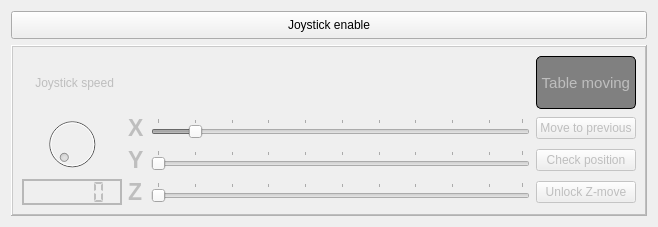
This is UniDAQ/QT_Designer_UI/table_control.ui in Chilldose/COMET as Qt 5 draws it before an edit. The edited form follows.
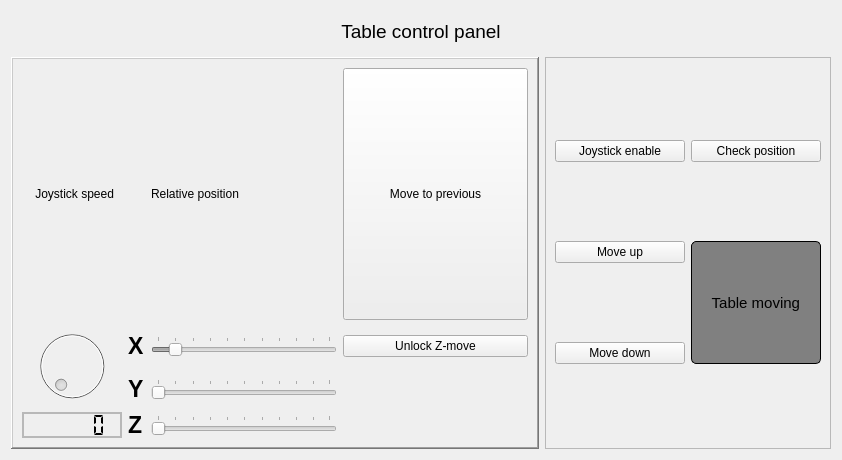
This is the edited form. Icons and pictures are not drawn.

```diff
--- a/UniDAQ/QT_Designer_UI/table_control.ui
+++ b/UniDAQ/QT_Designer_UI/table_control.ui
@@ -6,42 +6,25 @@
    <rect>
     <x>0</x>
     <y>0</y>
-    <width>658</width>
-    <height>227</height>
+    <width>842</width>
+    <height>460</height>
    </rect>
   </property>
   <property name="windowTitle">
    <string>Form</string>
   </property>
-  <layout class="QGridLayout" name="gridLayout_2">
-   <item row="0" column="0">
-    <widget class="QPushButton" name="Enable_table">
-     <property name="minimumSize">
-      <size>
-       <width>93</width>
-       <height>28</height>
-      </size>
-     </property>
-     <property name="text">
-      <string>Joystick enable</string>
-     </property>
-     <property name="checkable">
-      <bool>true</bool>
-     </property>
-     <property name="checked">
-      <bool>false</bool>
-     </property>
-    </widget>
-   </item>
+  <layout class="QVBoxLayout" name="verticalLayout">
+   <item>
+    <layout class="QGridLayout" name="gridLayout_3">
    <item row="1" column="0">
     <widget class="QFrame" name="frame">
      <property name="enabled">
-      <bool>false</bool>
+        <bool>true</bool>
      </property>
      <property name="minimumSize">
       <size>
-       <width>571</width>
-       <height>142</height>
+         <width>0</width>
+         <height>0</height>
       </size>
      </property>
      <property name="styleSheet">
@@ -60,10 +43,79 @@
       <number>2</number>
      </property>
      <layout class="QGridLayout" name="gridLayout">
-      <item row="2" column="3">
-       <widget class="QPushButton" name="got_to_previous">
+        <item row="3" column="3">
+         <widget class="QLabel" name="chevron_up">
+          <property name="font">
+           <font>
+            <pointsize>8</pointsize>
+           </font>
+          </property>
         <property name="text">
-         <string>Move to previous</string>
+           <string/>
+          </property>
+          <property name="pixmap">
+           <pixmap resource="../images/svg_resources.qrc">:/up_chevron/chevron_up.svg</pixmap>
+          </property>
+          <property name="scaledContents">
+           <bool>true</bool>
+          </property>
+         </widget>
+        </item>
+        <item row="4" column="3">
+         <widget class="QLabel" name="chevron_down">
+          <property name="font">
+           <font>
+            <pointsize>7</pointsize>
+           </font>
+          </property>
+          <property name="text">
+           <string/>
+          </property>
+          <property name="textFormat">
+           <enum>Qt::RichText</enum>
+          </property>
+          <property name="pixmap">
+           <pixmap resource="../images/svg_resources.qrc">:/down_chevron/chevron_down.svg</pixmap>
+          </property>
+          <property name="scaledContents">
+           <bool>true</bool>
+          </property>
+         </widget>
+        </item>
+        <item row="2" column="1">
+         <widget class="QLabel" name="X_label">
+          <property name="font">
+           <font>
+            <pointsize>17</pointsize>
+            <weight>75</weight>
+            <bold>true</bold>
+           </font>
+          </property>
+          <property name="text">
+           <string>X</string>
+          </property>
+         </widget>
+        </item>
+        <item row="4" column="2">
+         <widget class="QSlider" name="z_move">
+          <property name="enabled">
+           <bool>false</bool>
+          </property>
+          <property name="orientation">
+           <enum>Qt::Horizontal</enum>
+          </property>
+          <property name="tickPosition">
+           <enum>QSlider::TicksAbove</enum>
+          </property>
+          <property name="tickInterval">
+           <number>10</number>
+          </property>
+         </widget>
+        </item>
+        <item row="1" column="0">
+         <widget class="QLabel" name="Rpoly_val">
+          <property name="text">
+           <string>    Joystick speed</string>
         </property>
        </widget>
       </item>
@@ -81,57 +133,25 @@
         </property>
        </widget>
       </item>
+        <item row="4" column="1">
+         <widget class="QLabel" name="Z_label">
+          <property name="font">
+           <font>
+            <pointsize>17</pointsize>
+            <weight>75</weight>
+            <bold>true</bold>
+           </font>
+          </property>
+          <property name="text">
+           <string>Z</string>
+          </property>
+         </widget>
+        </item>
       <item row="3" column="2">
        <widget class="QSlider" name="y_move">
-        <property name="orientation">
-         <enum>Qt::Horizontal</enum>
-        </property>
-        <property name="tickPosition">
-         <enum>QSlider::TicksAbove</enum>
-        </property>
-        <property name="tickInterval">
-         <number>10</number>
-        </property>
-       </widget>
-      </item>
-      <item row="2" column="0" rowspan="2">
-       <widget class="QDial" name="Table_speed">
-        <property name="minimum">
-         <number>0</number>
-        </property>
-        <property name="maximum">
-         <number>100</number>
-        </property>
-       </widget>
-      </item>
-      <item row="2" column="1">
-       <widget class="QLabel" name="X_label">
-        <property name="font">
-         <font>
-          <pointsize>17</pointsize>
-          <weight>75</weight>
-          <bold>true</bold>
-         </font>
-        </property>
-        <property name="text">
-         <string>X</string>
-        </property>
-       </widget>
-      </item>
-      <item row="2" column="2">
-       <widget class="QSlider" name="x_move">
-        <property name="minimum">
-         <number>0</number>
-        </property>
-        <property name="maximum">
-         <number>99</number>
-        </property>
-        <property name="value">
-         <number>10</number>
-        </property>
-        <property name="tracking">
-         <bool>true</bool>
-        </property>
+          <property name="enabled">
+           <bool>false</bool>
+          </property>
         <property name="orientation">
          <enum>Qt::Horizontal</enum>
         </property>
@@ -143,23 +163,6 @@
         </property>
        </widget>
       </item>
-      <item row="4" column="3">
-       <widget class="QPushButton" name="unlock_Z">
-        <property name="text">
-         <string>Unlock Z-move</string>
-        </property>
-        <property name="checkable">
-         <bool>true</bool>
-        </property>
-       </widget>
-      </item>
-      <item row="3" column="3">
-       <widget class="QPushButton" name="check_position">
-        <property name="text">
-         <string>Check position</string>
-        </property>
-       </widget>
-      </item>
       <item row="4" column="0">
        <widget class="QLCDNumber" name="Table_speed_indicator">
         <property name="lineWidth">
@@ -179,44 +182,178 @@
         </property>
        </widget>
       </item>
-      <item row="4" column="2">
-       <widget class="QSlider" name="z_move">
-        <property name="enabled">
-         <bool>false</bool>
-        </property>
-        <property name="orientation">
-         <enum>Qt::Horizontal</enum>
-        </property>
-        <property name="tickPosition">
-         <enum>QSlider::TicksAbove</enum>
-        </property>
-        <property name="tickInterval">
-         <number>10</number>
-        </property>
-       </widget>
-      </item>
-      <item row="4" column="1">
-       <widget class="QLabel" name="Z_label">
-        <property name="font">
-         <font>
-          <pointsize>17</pointsize>
-          <weight>75</weight>
-          <bold>true</bold>
-         </font>
-        </property>
+        <item row="2" column="3">
+         <widget class="QPushButton" name="unlock_Z">
+          <property name="minimumSize">
+           <size>
+            <width>130</width>
+            <height>0</height>
+           </size>
+          </property>
         <property name="text">
-         <string>Z</string>
-        </property>
-       </widget>
-      </item>
-      <item row="1" column="0">
-       <widget class="QLabel" name="Rpoly_val">
-        <property name="text">
-         <string>    Joystick speed</string>
+           <string>Unlock Z-move</string>
+          </property>
+          <property name="checkable">
+           <bool>true</bool>
         </property>
        </widget>
       </item>
       <item row="1" column="3">
+         <widget class="QPushButton" name="got_to_previous">
+          <property name="sizePolicy">
+           <sizepolicy hsizetype="MinimumExpanding" vsizetype="MinimumExpanding">
+            <horstretch>0</horstretch>
+            <verstretch>0</verstretch>
+           </sizepolicy>
+          </property>
+          <property name="minimumSize">
+           <size>
+            <width>130</width>
+            <height>0</height>
+           </size>
+          </property>
+          <property name="text">
+           <string>Move to previous</string>
+          </property>
+         </widget>
+        </item>
+        <item row="1" column="2">
+         <widget class="QLabel" name="relative_position_label">
+          <property name="text">
+           <string>Relative position</string>
+          </property>
+         </widget>
+        </item>
+        <item row="2" column="2">
+         <widget class="QSlider" name="x_move">
+          <property name="enabled">
+           <bool>false</bool>
+          </property>
+          <property name="minimum">
+           <number>0</number>
+          </property>
+          <property name="maximum">
+           <number>99</number>
+          </property>
+          <property name="value">
+           <number>10</number>
+          </property>
+          <property name="tracking">
+           <bool>true</bool>
+          </property>
+          <property name="orientation">
+           <enum>Qt::Horizontal</enum>
+          </property>
+          <property name="tickPosition">
+           <enum>QSlider::TicksAbove</enum>
+          </property>
+          <property name="tickInterval">
+           <number>10</number>
+          </property>
+         </widget>
+        </item>
+        <item row="2" column="0" rowspan="2">
+         <widget class="QDial" name="Table_speed">
+          <property name="enabled">
+           <bool>false</bool>
+          </property>
+          <property name="minimumSize">
+           <size>
+            <width>80</width>
+            <height>80</height>
+           </size>
+          </property>
+          <property name="minimum">
+           <number>0</number>
+          </property>
+          <property name="maximum">
+           <number>100</number>
+          </property>
+         </widget>
+        </item>
+       </layout>
+      </widget>
+     </item>
+     <item row="1" column="1">
+      <widget class="QFrame" name="Buttons_frame">
+       <property name="frameShape">
+        <enum>QFrame::StyledPanel</enum>
+       </property>
+       <property name="frameShadow">
+        <enum>QFrame::Raised</enum>
+       </property>
+       <layout class="QGridLayout" name="gridLayout_2">
+        <item row="0" column="0">
+         <widget class="QPushButton" name="Enable_table">
+          <property name="minimumSize">
+           <size>
+            <width>130</width>
+            <height>0</height>
+           </size>
+          </property>
+          <property name="text">
+           <string>Joystick enable</string>
+          </property>
+          <property name="checkable">
+           <bool>true</bool>
+          </property>
+          <property name="checked">
+           <bool>false</bool>
+          </property>
+         </widget>
+        </item>
+        <item row="0" column="1">
+         <widget class="QPushButton" name="check_position">
+          <property name="minimumSize">
+           <size>
+            <width>130</width>
+            <height>0</height>
+           </size>
+          </property>
+          <property name="text">
+           <string>Check position</string>
+          </property>
+         </widget>
+        </item>
+        <item row="1" column="0">
+         <widget class="QPushButton" name="move_up_button">
+          <property name="minimumSize">
+           <size>
+            <width>130</width>
+            <height>0</height>
+           </size>
+          </property>
+          <property name="text">
+           <string>Move up</string>
+          </property>
+          <property name="checkable">
+           <bool>true</bool>
+          </property>
+          <property name="checked">
+           <bool>false</bool>
+          </property>
+         </widget>
+        </item>
+        <item row="2" column="0">
+         <widget class="QPushButton" name="move_down_button">
+          <property name="minimumSize">
+           <size>
+            <width>130</width>
+            <height>0</height>
+           </size>
+          </property>
+          <property name="text">
+           <string>Move down</string>
+          </property>
+          <property name="checkable">
+           <bool>true</bool>
+          </property>
+          <property name="checked">
+           <bool>false</bool>
+          </property>
+         </widget>
+        </item>
+        <item row="1" column="1" rowspan="2">
        <widget class="QLabel" name="table_ind">
         <property name="font">
          <font>
@@ -251,7 +388,30 @@
      </layout>
     </widget>
    </item>
-  </layout>
+     <item row="0" column="0" colspan="2">
+      <widget class="QLabel" name="Tablecontrolpanellabel">
+       <property name="minimumSize">
+        <size>
+         <width>0</width>
+         <height>40</height>
+        </size>
+       </property>
+       <property name="font">
+        <font>
+         <pointsize>14</pointsize>
+        </font>
+       </property>
+       <property name="text">
+        <string>Table control panel</string>
+       </property>
+       <property name="alignment">
+        <set>Qt::AlignCenter</set>
+       </property>
+      </widget>
+     </item>
+    </layout>
+   </item>
+  </layout>
  </widget>
  <resources/>
  <connections>
```
Left out of the diff: 68 changed lines with no effect on the pictures. Lines whose indentation alone changed are shown as unchanged.
